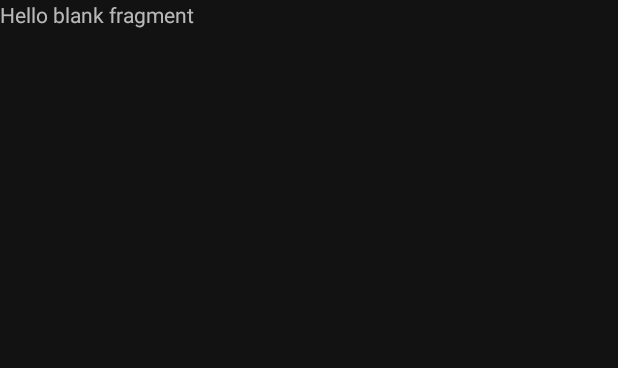
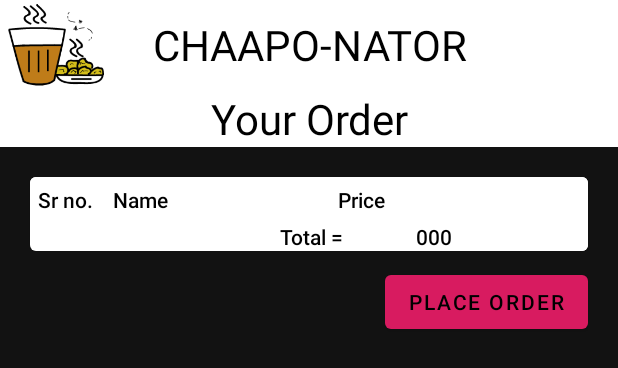
Before and after one commit to mdg-soc-19/canteen-app, an Android app: the layout fragment_checkout.xml on its own in the app's theme, with its tools: preview values and no code run, on a phone screen of 412 x 824 dp. Shown: the top 368 px of the screen. Run offline under Robolectric (Android 15) with nearby library versions, the phone set to English and light mode, and no system bars.

Commit message:
FINISH BASIC FUNCTIONALITY OF APP
App basically works now.

```diff
--- a/CanteenApp/app/src/main/java/com/example/canteen_app/MainActivity.java
+++ b/CanteenApp/app/src/main/java/com/example/canteen_app/MainActivity.java
@@ -25,6 +25,7 @@ public class MainActivity extends AppCompatActivity  {
     static int mCurrentFragment;
     static int mDefaultFragment = 1;
     static GoogleSignInClient mGoogleSignInClient;
+    static String uid;
 
 
     // [START declare_auth]
--- a/CanteenApp/app/src/main/res/layout/fragment_checkout.xml
+++ b/CanteenApp/app/src/main/res/layout/fragment_checkout.xml
@@ -5,10 +5,160 @@
     android:layout_height="match_parent"
     tools:context=".CheckoutFrag">
 
-    <!-- TODO: Update blank fragment layout -->
-    <TextView
+    <LinearLayout
         android:layout_width="match_parent"
         android:layout_height="match_parent"
-        android:text="@string/hello_blank_fragment" />
+        android:orientation="vertical"
+        android:layout_marginTop="0dp">
+
+        <RelativeLayout
+            android:layout_width="match_parent"
+            android:layout_height="60dp"
+            android:textAlignment="center"
+            android:elevation="0dp"
+            android:outlineAmbientShadowColor="#000000"
+            android:background="#ffffff"
+            android:layout_marginTop="0dp"
+            >
+            <ImageView
+                android:layout_width="64dp"
+                android:layout_height="64dp"
+                android:src="@drawable/iconfinal"
+                android:id="@+id/iconhome"
+                android:gravity="center_vertical"
+                android:layout_alignParentStart="true"
+                android:layout_marginLeft="5dp"/>
+
+            <TextView
+                android:layout_width="match_parent"
+                android:layout_height="match_parent"
+                android:layout_marginStart="-69dp"
+                android:layout_toEndOf="@+id/iconhome"
+                android:fontFamily="@assets/RobotoMedium"
+                android:gravity="center_vertical"
+                android:text="CHAAPO-NATOR"
+                android:textAlignment="center"
+                android:textColor="#000000"
+                android:textSize="28sp" />
+
+            <TextView
+                android:layout_width="wrap_content"
+                android:layout_height="match_parent"
+                android:id="@+id/usernamedisplay"
+                android:layout_alignParentRight="true"
+                />
+        </RelativeLayout>
+        <TextView
+            android:layout_width="match_parent"
+            android:layout_height="wrap_content"
+            android:text="Your Order"
+            android:fontFamily="@assets/RobotoMedium"
+            android:textAlignment="center"
+            android:textColor="#000000"
+            android:background="#ffffff"
+            android:textSize="28sp"/>
+        <com.google.android.material.card.MaterialCardView
+            android:layout_width="match_parent"
+            android:layout_height="wrap_content"
+            android:layout_marginLeft="20dp"
+            android:layout_marginRight="20dp"
+            android:layout_marginTop="20dp"
+            android:background="#ffffff"
+            >
+            <LinearLayout
+                android:layout_width="match_parent"
+                android:layout_height="wrap_content"
+                android:orientation="vertical"
+                android:background="#ffffff">
+
+                <GridLayout
+                    android:layout_width="match_parent"
+                    android:layout_height="wrap_content"
+                    android:columnCount="3"
+                    android:padding="5dp"
+                    android:id="@+id/GridCheckout"
+                    android:background="#ffffff"
+                    android:layout_gravity="center_horizontal">
+
+                    <TextView
+                        android:layout_width="50dp"
+                        android:layout_height="wrap_content"
+                        android:textColor="#000000"
+                        android:background="#ffffff"
+                        android:text="Sr no."
+                        android:fontFamily="sans-serif-medium"/>
+                    <TextView
+                        android:layout_width="150dp"
+                        android:layout_height="wrap_content"
+                        android:textColor="#000000"
+                        android:text="Name"
+                        android:background="#ffffff"
+                        android:fontFamily="sans-serif-medium"/>
+                    <TextView
+                        android:layout_width="150dp"
+                        android:layout_height="wrap_content"
+                        android:textColor="#000000"
+                        android:text="Price"
+                        android:background="#ffffff"
+                        android:fontFamily="sans-serif-medium"/>
+
+
+
+
+                </GridLayout>
+                <RelativeLayout
+                    android:layout_width="match_parent"
+                    android:layout_height="wrap_content">
+
+                    <TextView
+                        android:layout_width="205dp"
+                        android:layout_height="wrap_content"
+                        android:id="@+id/TotalAmount"
+                        android:background="#ffffff"
+                        android:textColor="#000000"
+                        android:text="000"
+                        android:textAlignment="center"
+
+                        android:fontFamily="sans-serif-medium"
+                        android:layout_alignParentEnd="true" />
+                    <TextView
+                        android:layout_width="wrap_content"
+                        android:layout_height="wrap_content"
+                        android:background="#ffffff"
+                        android:layout_alignLeft="@+id/TotalAmount"
+                        android:text="Total = "
+                        android:textColor="#000000"
+                        android:fontFamily="sans-serif-medium"/>
+
+                </RelativeLayout>
+
+            </LinearLayout>
+
+
+
+
+
+
+
+        </com.google.android.material.card.MaterialCardView>
+        <RelativeLayout
+            android:layout_width="match_parent"
+            android:layout_height="wrap_content"
+            android:layout_marginRight="20dp"
+            android:layout_marginLeft="20dp"
+            android:layout_marginTop="10dp"
+            >
+            <com.google.android.material.button.MaterialButton
+                android:layout_width="wrap_content"
+                android:layout_height="wrap_content"
+                android:text="Place Order"
+                android:id="@+id/placebu"
+                android:layout_alignParentEnd="true"/>
+        </RelativeLayout>
+
+
+
+
+    </LinearLayout>
 
 </FrameLayout>
```
Also changed, not shown: CanteenApp/app/src/main/java/com/example/canteen_app/CheckoutFrag.java (+118 -2 lines), CanteenApp/app/src/main/java/com/example/canteen_app/RJBMenu.java (+64 -8 lines), CanteenApp/app/src/main/res/layout/fragment_rjbmenu.xml (+9 -6 lines).
